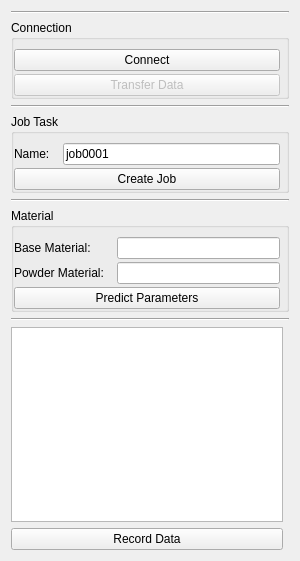
First picture: the form in cyplam_data/resources/data.ui, repository openlmd/cyplam, before the edit.
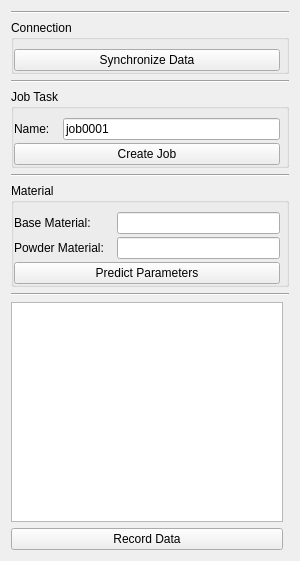
Second picture: the form after the edit.

Commit message: Updated to rsync command for data synchronization.

```diff
--- a/cyplam_data/resources/data.ui
+++ b/cyplam_data/resources/data.ui
@@ -150,17 +150,7 @@
       <item row="5" column="0" colspan="2">
        <widget class="QPushButton" name="btnConnect">
         <property name="text">
-         <string>Connect</string>
-        </property>
-       </widget>
-      </item>
-      <item row="6" column="0" colspan="2">
-       <widget class="QPushButton" name="btnTransfer">
-        <property name="enabled">
-         <bool>false</bool>
-        </property>
-        <property name="text">
-         <string>Transfer Data</string>
+         <string>Synchronize Data</string>
         </property>
        </widget>
       </item>
```
Left out of the diff: 2 changed lines with no effect on the pictures. The commit also changes 3 other files.
